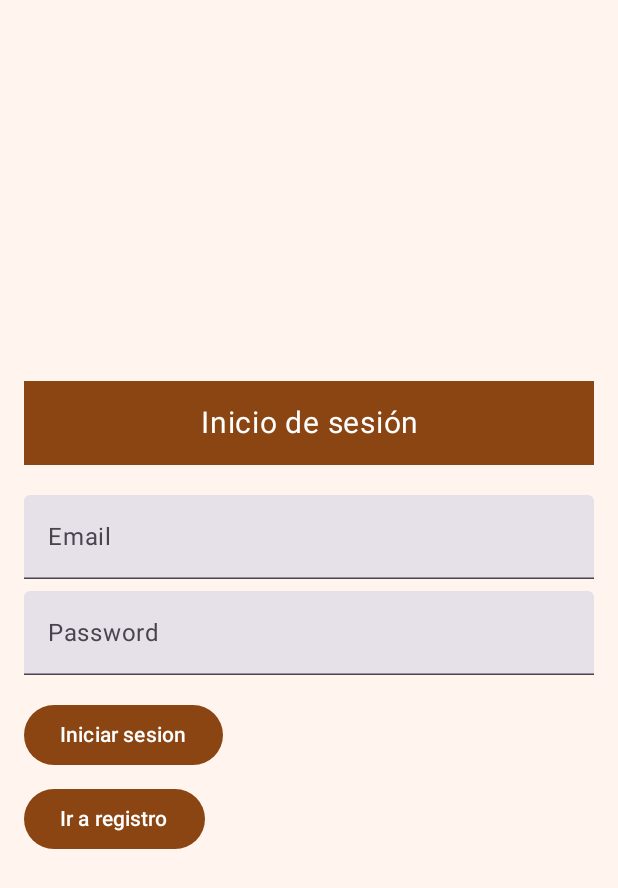
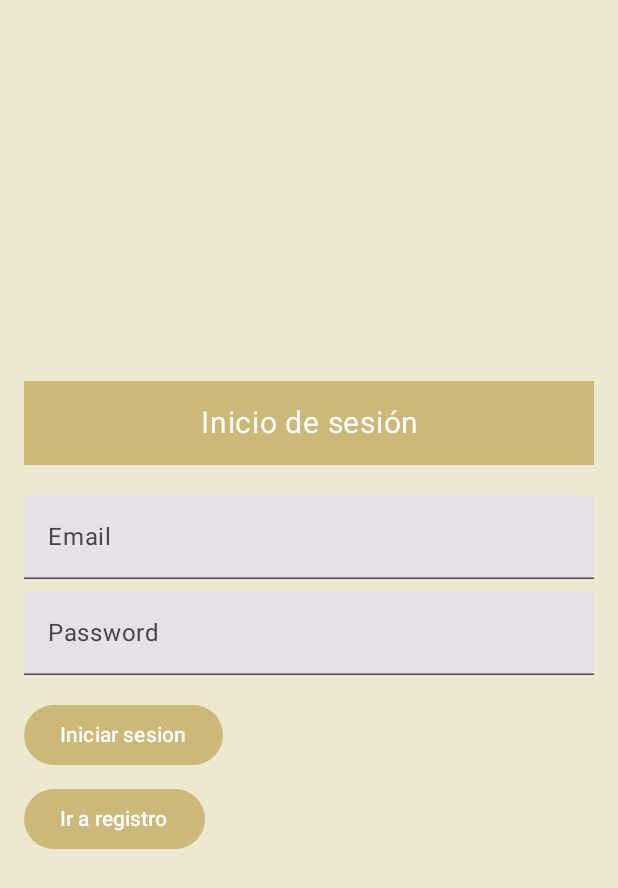
Before and after one commit to displayboi/CRM_Android, an Android app built with Jetpack Compose: the screen it shows after launch (MainActivity), on a phone screen of 412 x 824 dp. Shown: the top 888 px of the screen. Run offline under Robolectric (Android 15) with nearby library versions, the phone set to English and light mode, and no system bars; our stand-ins replace Firebase (no records; nobody signed in at launch, a user with empty details on screens opened directly).

Commit message:
colores correctos

```diff
--- a/app/src/main/java/com/example/crm_bueno2/ui/theme/Color.kt
+++ b/app/src/main/java/com/example/crm_bueno2/ui/theme/Color.kt
@@ -3,19 +3,19 @@ package com.example.crm_bueno2.ui.theme
 import androidx.compose.ui.graphics.Color
 
 // Tonos marrones para modo claro
-val LightPrimary = Color(0xFF8B4513)  // Marrón primario
-val LightSecondary = Color(0xFFD2B48C) // Marrón claro (arena)
-val LightTertiary = Color(0xFFF5DEB3)  // Trigo
-val LightBackground = Color(0xFFFFF5EE) // Fondo claro (marfil)
-val LightSurface = Color(0xFFFFE4C4)    // Beige claro
-val LightOnPrimary = Color.White        // Texto sobre marrón oscuro
-val LightOnBackground = Color.Black     // Texto sobre fondo claro
+val LightPrimary = Color(0xFFCCB878)      // Marrón claro 2 (actualizado)
+val LightSecondary = Color(0xFFCCB878)   // Marrón claro 2
+val LightTertiary = Color(0xFFBC9E53)    // Marrón claro 3
+val LightBackground = Color(0xFFEDE8D0)  // Marrón claro actualizado
+val LightSurface = Color(0xFFFFE4C4)     // Beige claro
+val LightOnPrimary = Color.White         // Texto sobre marrón oscuro
+val LightOnBackground = Color.Black      // Texto sobre fondo claro
 
 // Tonos marrones para modo oscuro
-val DarkPrimary = Color(0xFF5C4033)    // Marrón oscuro
-val DarkSecondary = Color(0xFF8B7765)  // Marrón grisáceo
-val DarkTertiary = Color(0xFF4E342E)   // Marrón chocolate oscuro
-val DarkBackground = Color(0xFF2C2C2C) // Fondo oscuro
-val DarkSurface = Color(0xFF3E2723)    // Marrón más oscuro
-val DarkOnPrimary = Color.White        // Texto sobre marrón oscuro
+val DarkPrimary = Color(0xFF65462E)      // Marrón oscuro actualizado
+val DarkSecondary = Color(0xFF785430)    // Marrón oscuro 2
+val DarkTertiary = Color(0xFF65462E)     // Marrón oscuro 3
+val DarkBackground = Color(0xFF322016)   // Marrón oscuro actualizado
+val DarkSurface = Color(0xFF3E2723)      // Marrón más oscuro
+val DarkOnPrimary = Color.White          // Texto sobre marrón oscuro
 val DarkOnBackground = Color(0xFFDCDCDC) // Texto sobre fondo oscuro
```
Also changed, not shown: app/src/main/res/drawable-nodpi/_024_12_10_125756.png (added), app/src/main/res/drawable-nodpi/_024_12_10_130022.png (added).
